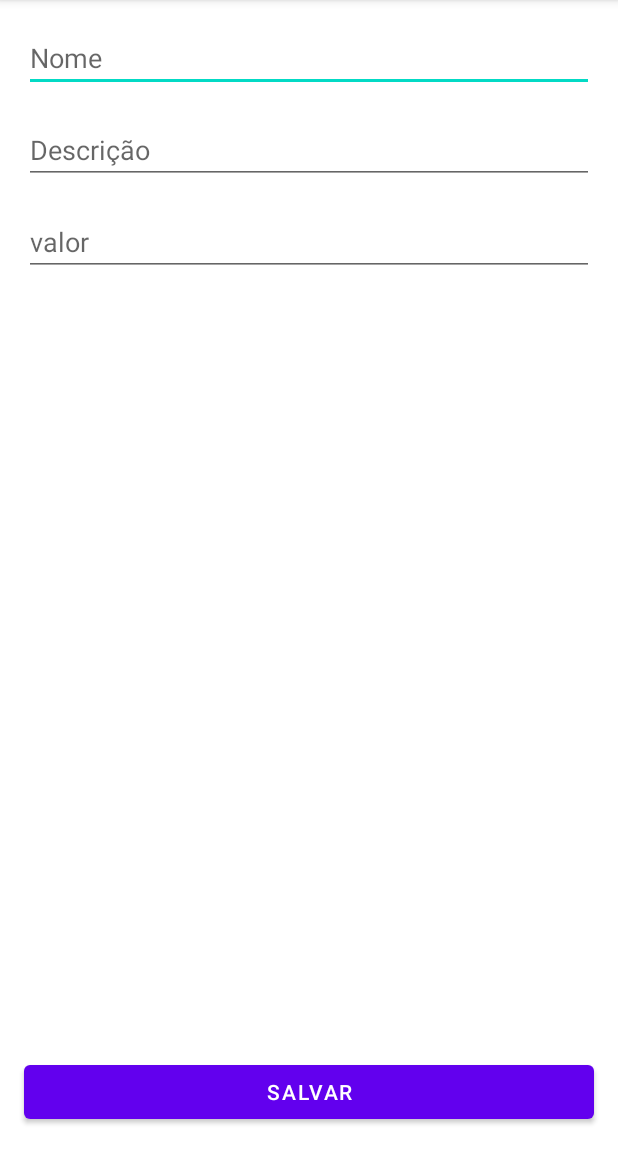
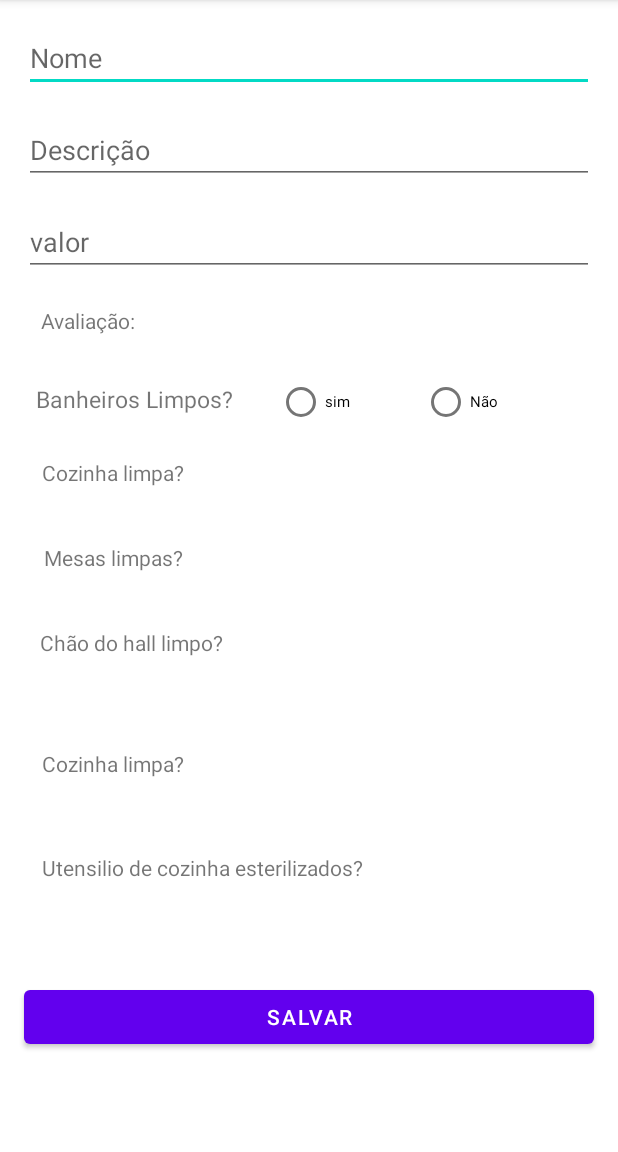
Before and after one commit to LysaKYoshikawa/project_orgs, an Android app: the FormularioProdutoActivity screen opened directly, with no data from a screen before it, on a phone screen of 412 x 824 dp, the part 84-1236 px from its top. Run offline under Robolectric (Android 15) with nearby library versions, the phone set to English and light mode, and no system bars.

Commit message:
subindo-atualizaçcoes-tp3

```diff
--- a/app/src/main/java/com/yoshikawa/orgs/model/Produto.kt
+++ b/app/src/main/java/com/yoshikawa/orgs/model/Produto.kt
@@ -5,5 +5,7 @@ import java.math.BigDecimal
 data class Produto(
     val nome: String,
     val descricao: String,
+    val questaoUm: String,
     val valor: BigDecimal
+
 )
--- a/app/src/main/java/com/yoshikawa/orgs/ui/activity/FormularioProdutoActivity.kt
+++ b/app/src/main/java/com/yoshikawa/orgs/ui/activity/FormularioProdutoActivity.kt
@@ -5,6 +5,7 @@ import android.os.Bundle
 import android.util.Log
 import android.widget.Button
 import android.widget.EditText
+import android.widget.TextView
 import com.yoshikawa.orgs.R
 import com.yoshikawa.orgs.dao.ProdutosDao
 import com.yoshikawa.orgs.model.Produto
@@ -33,10 +34,14 @@ class FormularioProdutoActivity : AppCompatActivity(R.layout.activity_formulario
             } else {
                 BigDecimal(valueInText)
             }
+            val questao = findViewById<TextView>(R.id.questao1)
+            val questaoUm = questao.text.toString()
             val newProduct = Produto(
                 nome = name,
                 descricao = descrition,
+                questaoUm = questaoUm,
                 valor = value
+
             )
 
             Log.i("Lista", "nome: $name , $descrition , $value")
--- a/app/src/main/java/com/yoshikawa/orgs/ui/activity/ListaProdutosActivity.kt
+++ b/app/src/main/java/com/yoshikawa/orgs/ui/activity/ListaProdutosActivity.kt
@@ -24,7 +24,7 @@ class ListaProdutosActivity : AppCompatActivity(R.layout.activity_lista_produtos
 
     override fun onResume() {
         super.onResume()
-        adapter.atualiza(dao.buscarTodos())
+        this.adapter.atualiza(dao.buscarTodos())
 
     }
 
--- a/app/src/main/res/layout/activity_formulario_produto.xml
+++ b/app/src/main/res/layout/activity_formulario_produto.xml
@@ -63,7 +63,127 @@
             app:layout_constraintBottom_toBottomOf="parent"
             app:layout_constraintEnd_toEndOf="parent"
             app:layout_constraintStart_toStartOf="parent"
+            app:layout_constraintTop_toBottomOf="@+id/questao6" />
+
+        <TextView
+            android:id="@+id/avaliacao"
+            android:layout_width="wrap_content"
+            android:layout_height="wrap_content"
+            android:layout_marginTop="20dp"
+            android:text="Avaliação: "
+            app:layout_constraintEnd_toEndOf="parent"
+            app:layout_constraintHorizontal_bias="0.08"
+            app:layout_constraintStart_toStartOf="parent"
             app:layout_constraintTop_toBottomOf="@+id/produto_item_valor" />
+
+        <TextView
+            android:id="@+id/questao2"
+            android:layout_width="wrap_content"
+            android:layout_height="wrap_content"
+            android:text="Cozinha limpa?"
+            app:layout_constraintBottom_toTopOf="@+id/formulario_botao_salvar"
+            app:layout_constraintEnd_toEndOf="parent"
+            app:layout_constraintHorizontal_bias="0.088"
+            app:layout_constraintStart_toStartOf="parent"
+            app:layout_constraintTop_toBottomOf="@+id/questao1"
+            app:layout_constraintVertical_bias="0.08" />
+
+        <TextView
+            android:id="@+id/questao3"
+            android:layout_width="wrap_content"
+            android:layout_height="wrap_content"
+            android:text="Mesas limpas?"
+            app:layout_constraintBottom_toTopOf="@+id/formulario_botao_salvar"
+            app:layout_constraintEnd_toEndOf="parent"
+            app:layout_constraintHorizontal_bias="0.091"
+            app:layout_constraintStart_toStartOf="parent"
+            app:layout_constraintTop_toBottomOf="@+id/questao2"
+            app:layout_constraintVertical_bias="0.12" />
+
+        <TextView
+            android:id="@+id/questao4"
+            android:layout_width="wrap_content"
+            android:layout_height="wrap_content"
+            android:text="Chão do hall limpo?"
+            app:layout_constraintBottom_toTopOf="@+id/formulario_botao_salvar"
+            app:layout_constraintEnd_toEndOf="parent"
+            app:layout_constraintHorizontal_bias="0.093"
+            app:layout_constraintStart_toStartOf="parent"
+            app:layout_constraintTop_toBottomOf="@+id/questao3"
+            app:layout_constraintVertical_bias="0.147" />
+
+        <TextView
+            android:id="@+id/questao5"
+            android:layout_width="wrap_content"
+            android:layout_height="wrap_content"
+            android:text="Cozinha limpa?"
+            app:layout_constraintBottom_toTopOf="@+id/formulario_botao_salvar"
+            app:layout_constraintEnd_toEndOf="parent"
+            app:layout_constraintHorizontal_bias="0.088"
+            app:layout_constraintStart_toStartOf="parent"
+            app:layout_constraintTop_toBottomOf="@+id/questao4"
+            app:layout_constraintVertical_bias="0.312" />
+
+        <TextView
+            android:id="@+id/questao6"
+            android:layout_width="wrap_content"
+            android:layout_height="wrap_content"
+            android:text="Utensilio de cozinha esterilizados?"
+            app:layout_constraintBottom_toTopOf="@+id/formulario_botao_salvar"
+            app:layout_constraintEnd_toEndOf="parent"
+            app:layout_constraintHorizontal_bias="0.142"
+            app:layout_constraintStart_toStartOf="parent"
+            app:layout_constraintTop_toBottomOf="@+id/questao5"
+            app:layout_constraintVertical_bias="0.457" />
+
+        <TextView
+            android:id="@+id/questao1"
+            android:layout_width="wrap_content"
+            android:layout_height="wrap_content"
+            android:layout_marginStart="24dp"
+            android:layout_marginTop="32dp"
+            android:text="Banheiros Limpos?"
+            android:textSize="15sp"
+            app:layout_constraintStart_toStartOf="parent"
+            app:layout_constraintTop_toBottomOf="@+id/avaliacao" />
+
+        <RadioGroup
+            android:id="@+id/radioQuestao1"
+            android:layout_width="wrap_content"
+            android:layout_height="wrap_content"
+            android:layout_marginTop="60dp"
+            android:orientation="horizontal"
+            app:layout_constraintEnd_toEndOf="parent"
+            app:layout_constraintHorizontal_bias="0.517"
+            app:layout_constraintStart_toEndOf="@+id/questao1"
+            app:layout_constraintTop_toBottomOf="@+id/produto_item_valor">
+
+            <RadioButton
+                android:id="@+id/simId"
+                android:layout_width="wrap_content"
+                android:layout_height="wrap_content"
+                android:layout_marginEnd="48dp"
+                android:text="sim"
+                android:textSize="10sp"
+                app:layout_constraintEnd_toStartOf="@+id/naoId"
+                app:layout_constraintTop_toBottomOf="@+id/questao1"
+                tools:layout_editor_absoluteY="233dp" />
+
+            <RadioButton
+                android:id="@+id/naoId"
+                android:layout_width="wrap_content"
+                android:layout_height="wrap_content"
+                android:layout_marginEnd="52dp"
+                android:text="Não"
+                android:textSize="10sp"
+                app:layout_constraintEnd_toEndOf="parent"
+                app:layout_constraintTop_toBottomOf="@+id/questao1"
+                tools:layout_editor_absoluteY="233dp" />
+
+
+        </RadioGroup>
+
+
     </androidx.constraintlayout.widget.ConstraintLayout>
 
 </ScrollView>
--- a/app/src/main/res/layout/activity_lista_produtos.xml
+++ b/app/src/main/res/layout/activity_lista_produtos.xml
@@ -4,7 +4,7 @@
     xmlns:app="http://schemas.android.com/apk/res-auto"
     xmlns:tools="http://schemas.android.com/tools"
     android:layout_width="match_parent"
-    android:layout_height="wrap_content">
+    android:layout_height="match_parent">
 
 
     <androidx.recyclerview.widget.RecyclerView
--- a/app/src/main/res/values/strings.xml
+++ b/app/src/main/res/values/strings.xml
@@ -1,3 +1,4 @@
 <resources>
     <string name="app_name">Orgs</string>
+    <string name="sim">Sim</string>
 </resources>
```
